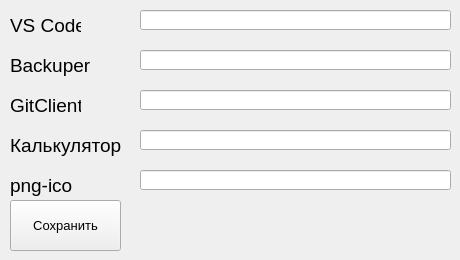
The window that Barbaris/Config.ui (Quofite/Barbaris) describes before a commit, drawn with Qt 5.
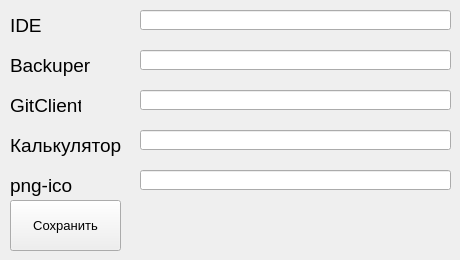
The same window after the commit.

The edit to the form file:
```diff
--- a/Barbaris/Config.ui
+++ b/Barbaris/Config.ui
@@ -46,7 +46,7 @@
      </font>
     </property>
     <property name="text">
-     <string>VS Code</string>
+     <string>IDE</string>
     </property>
    </widget>
    <widget class="QLabel" name="label_2">
```
Left out of the diff: 2 changed lines with no effect on the pictures.
